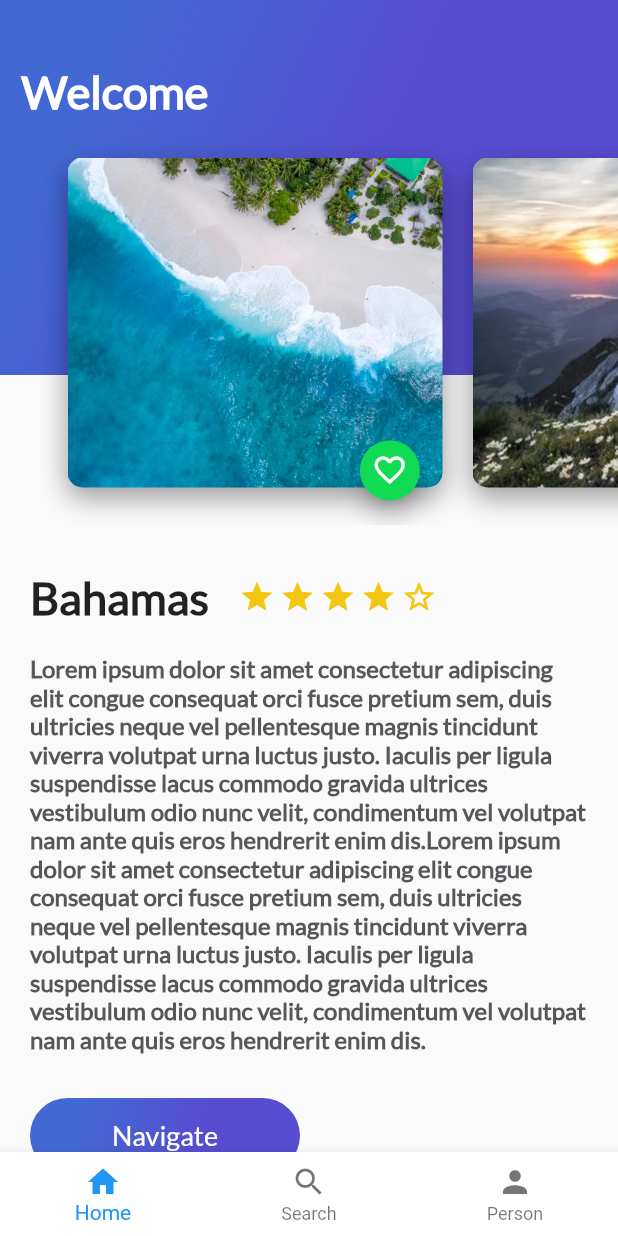
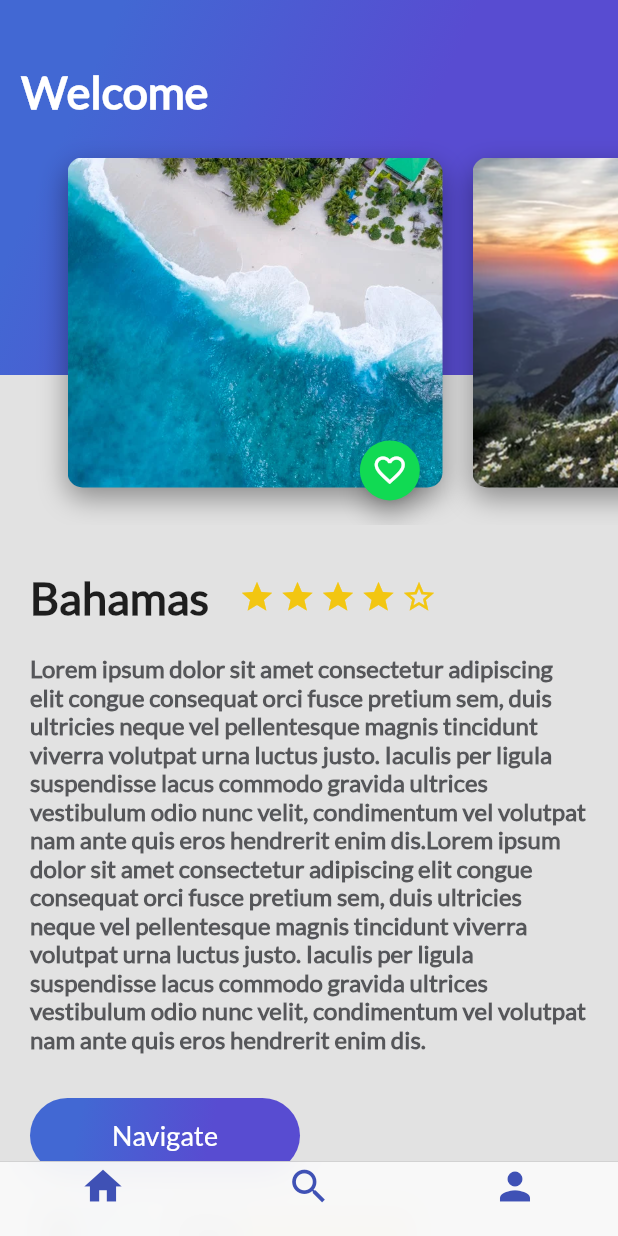
Before and after one commit to jhon0010/trips_app_flutter, a Flutter app: the screen it shows after launch, on a phone screen of 412 x 824 dp. Run offline on Flutter 3.47's test engine with Material 2 defaults, Android fonts, the phone set to English and light mode, and no system bars.

Commit message:
Navigation bar with cupertino
Navigation bar with cupertino

```diff
--- a/lib/main.dart
+++ b/lib/main.dart
@@ -1,6 +1,7 @@
 import 'package:flutter/material.dart';
 import 'package:flutter/services.dart';
-import 'package:trips_app_flutter/trips.dart';
+import 'package:trips_app_flutter/navigation_bar_trips.dart';
+import 'package:trips_app_flutter/navigation_bar_trips_cupertino.dart';
 
 void main() {
   runApp(MyApp());
@@ -16,7 +17,7 @@ class MyApp extends StatelessWidget {
       theme: ThemeData(
         primarySwatch: Colors.blue,
       ),
-      home: Trips()
+      home: NavigationBarTripsCupertino()
     );
   }
 }
--- /dev/null
+++ b/lib/navigation_bar_trips_cupertino.dart
@@ -0,0 +1,43 @@
+import 'package:flutter/material.dart';
+import 'package:flutter/cupertino.dart';
+import 'package:trips_app_flutter/home_trips.dart';
+import 'package:trips_app_flutter/profile.dart';
+import 'package:trips_app_flutter/search_trips.dart';
+
+class NavigationBarTripsCupertino extends StatelessWidget {
+  @override
+  Widget build(BuildContext context) {
+    return Scaffold(
+        bottomNavigationBar: CupertinoTabScaffold(
+      tabBar: CupertinoTabBar(items: [
+        BottomNavigationBarItem(
+            icon: Icon(Icons.home, color: Colors.indigo), title: Text("")),
+        BottomNavigationBarItem(
+            icon: Icon(Icons.search, color: Colors.indigo), title: Text("")),
+        BottomNavigationBarItem(
+            icon: Icon(Icons.person, color: Colors.indigo), title: Text("")),
+      ]), tabBuilder: (BuildContext context, int index) {
+          switch (index) {
+            case 0:
+              return CupertinoTabView(
+                builder: (BuildContext context) => HomeTrips(),
+              );
+              break;
+            case 1:
+              return CupertinoTabView(
+                builder: (BuildContext context) => SearchTrips(),
+              );
+              break;
+            case 2:
+              return CupertinoTabView(
+                builder: (BuildContext context) => Profile(),
+              );
+            default : return CupertinoTabView(
+              builder: (BuildContext context) => HomeTrips(),
+            );
+          }
+        }
+    )
+    );
+  }
+}
```
Also changed, not shown: lib/navigation_bar_trips.dart (renamed from lib/trips.dart, +23 -4 lines), lib/profile.dart (added, +11 -0 lines), lib/search_trips.dart (added, +11 -0 lines).
